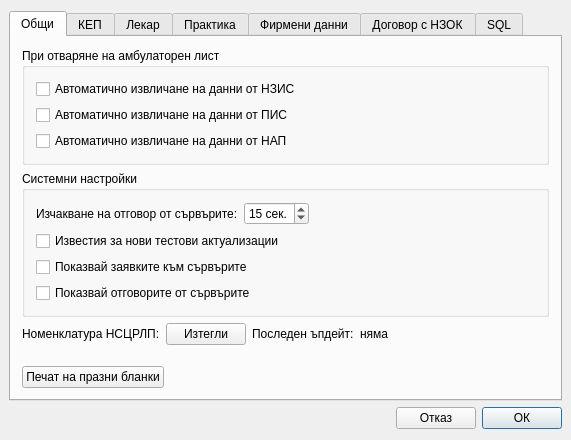
thefinalcutbg/DinoDent, file src/View/Widgets/SettingsDialog.ui: the form before one commit.
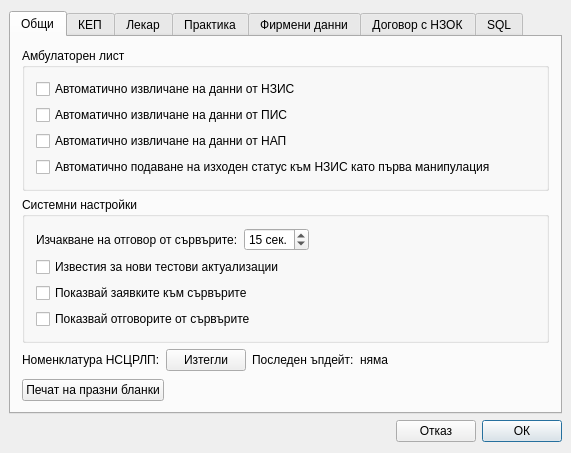
The form after the commit. Custom widgets are drawn as their Qt base class.

Commit message: added autoStatus to settings

```diff
--- a/src/View/Widgets/SettingsDialog.ui
+++ b/src/View/Widgets/SettingsDialog.ui
@@ -47,7 +47,7 @@
          <item>
           <widget class="QGroupBox" name="groupBox">
            <property name="title">
-            <string>При отваряне на амбулаторен лист</string>
+            <string>Амбулаторен лист</string>
            </property>
            <layout class="QVBoxLayout" name="verticalLayout_2">
             <item>
@@ -71,6 +71,13 @@
               </property>
              </widget>
             </item>
+            <item>
+             <widget class="QCheckBox" name="autoStatus">
+              <property name="text">
+               <string>Автоматично подаване на изходен статус към НЗИС като първа манипулация</string>
+              </property>
+             </widget>
+            </item>
            </layout>
           </widget>
          </item>
```
The commit also changes 6 other files.
